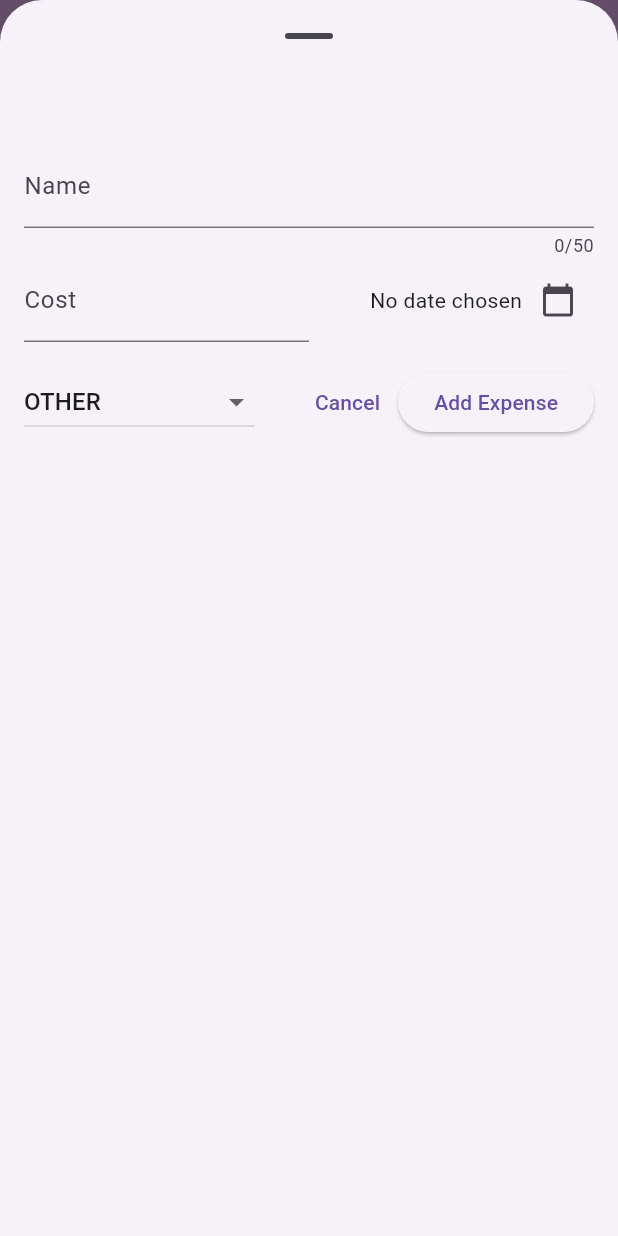
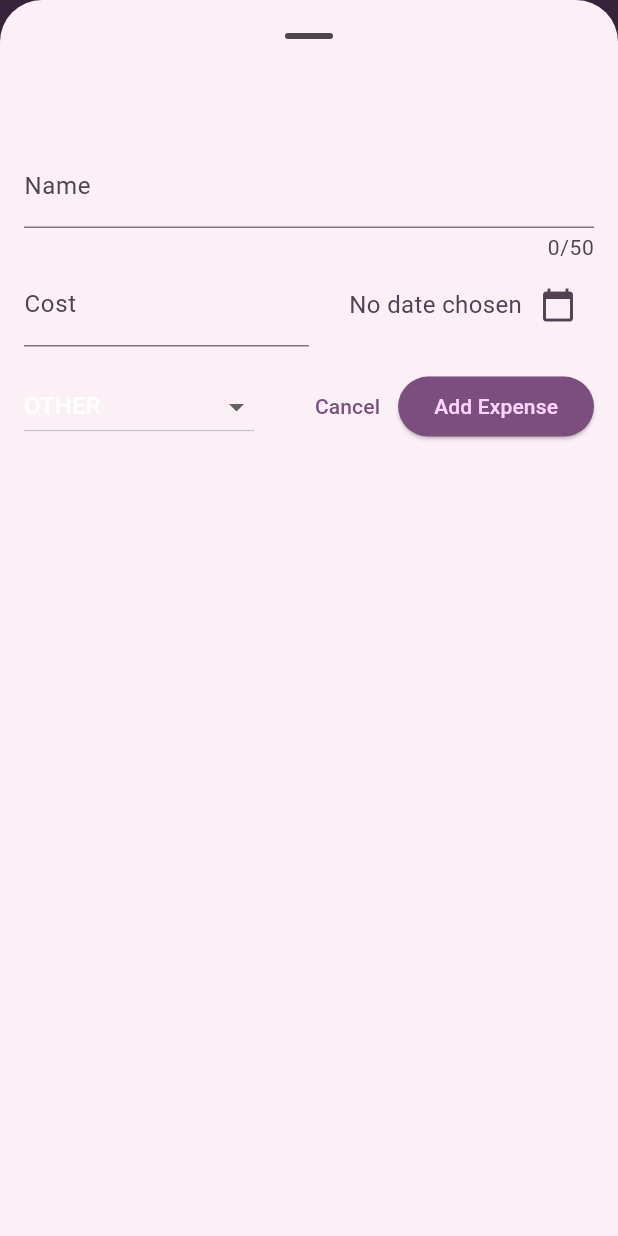
Before and after one commit to py10a/expense_tracker_app, a Flutter app: the screen it shows after launch, after a tap on the "add" icon, on a phone screen of 412 x 824 dp. Run offline on Flutter 3.47's test engine with Material 3 defaults, Android fonts, the phone set to English and light mode, and no system bars.

Commit message:
Add colorScheme for entire app.

```diff
--- a/lib/main.dart
+++ b/lib/main.dart
@@ -1,21 +1,53 @@
 import 'package:flutter/material.dart';
 
 import 'package:expense_tracker_app/widgets/expenses.dart';
+
+var kColorScheme = ColorScheme.fromSeed(
+  seedColor: const Color.fromARGB(255, 85, 1, 100),
+);
 
 void main() {
   runApp(
     MaterialApp(
       title: 'Expense Tracker',
-      color: const Color.fromARGB(255, 218, 167, 227),
+      color: kColorScheme.primary,
       theme: ThemeData.light().copyWith(
-        primaryColor: const Color.fromARGB(255, 218, 167, 227),
-        scaffoldBackgroundColor: const Color.fromARGB(255, 238, 221, 240),
-        appBarTheme: const AppBarTheme(
-          backgroundColor: Color.fromARGB(255, 218, 167, 227),
-          foregroundColor: Color.fromARGB(255, 252, 232, 255),
-          elevation: 0.0,
-          iconTheme: IconThemeData(
-            color: Color.fromARGB(255, 252, 232, 255),
+        colorScheme: kColorScheme,
+        appBarTheme: const AppBarTheme().copyWith(
+          backgroundColor: kColorScheme.primary,
+          foregroundColor: kColorScheme.primaryContainer,
+        ),
+        cardTheme: const CardTheme().copyWith(
+          color: kColorScheme.secondaryContainer,
+          margin: const EdgeInsets.symmetric(
+            vertical: 8,
+            horizontal: 16,
+          ),
+        ),
+        elevatedButtonTheme: ElevatedButtonThemeData(
+          style: ElevatedButton.styleFrom(
+            backgroundColor: kColorScheme.primary,
+            foregroundColor: kColorScheme.primaryContainer,
+          ),
+        ),
+        iconTheme: const IconThemeData().copyWith(
+          color: kColorScheme.onSecondaryContainer,
+        ),
+        textTheme: const TextTheme().copyWith(
+          titleLarge: const TextStyle(
+            fontSize: 24,
+            fontWeight: FontWeight.bold,
+            color: Colors.black,
+          ),
+          bodyMedium: TextStyle(
+            fontSize: 16,
+            fontWeight: FontWeight.normal,
+            color: kColorScheme.onSecondaryContainer,
+          ),
+          bodySmall: TextStyle(
+            fontSize: 14,
+            fontWeight: FontWeight.normal,
+            color: kColorScheme.onSecondaryContainer,
           ),
         ),
       ),
--- a/lib/widgets/expenses_list/expense_item.dart
+++ b/lib/widgets/expenses_list/expense_item.dart
@@ -36,14 +36,10 @@ class ExpenseItem extends StatelessWidget {
                   children: [
                     Icon(
                       categoryIcons[expense.category],
-                      color: Colors.grey,
                     ),
                     const SizedBox(width: 8.0),
                     Text(
                       expense.formattedDate,
-                      style: const TextStyle(
-                        color: Colors.grey,
-                      ),
                     ),
                   ],
                 ),
```
